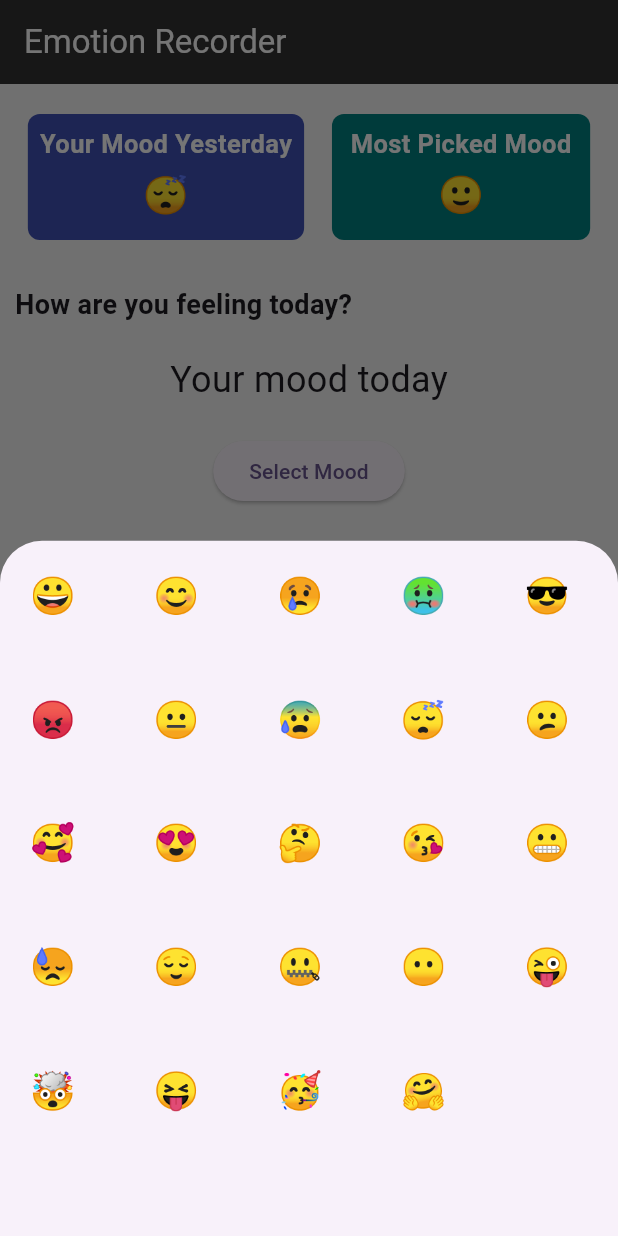
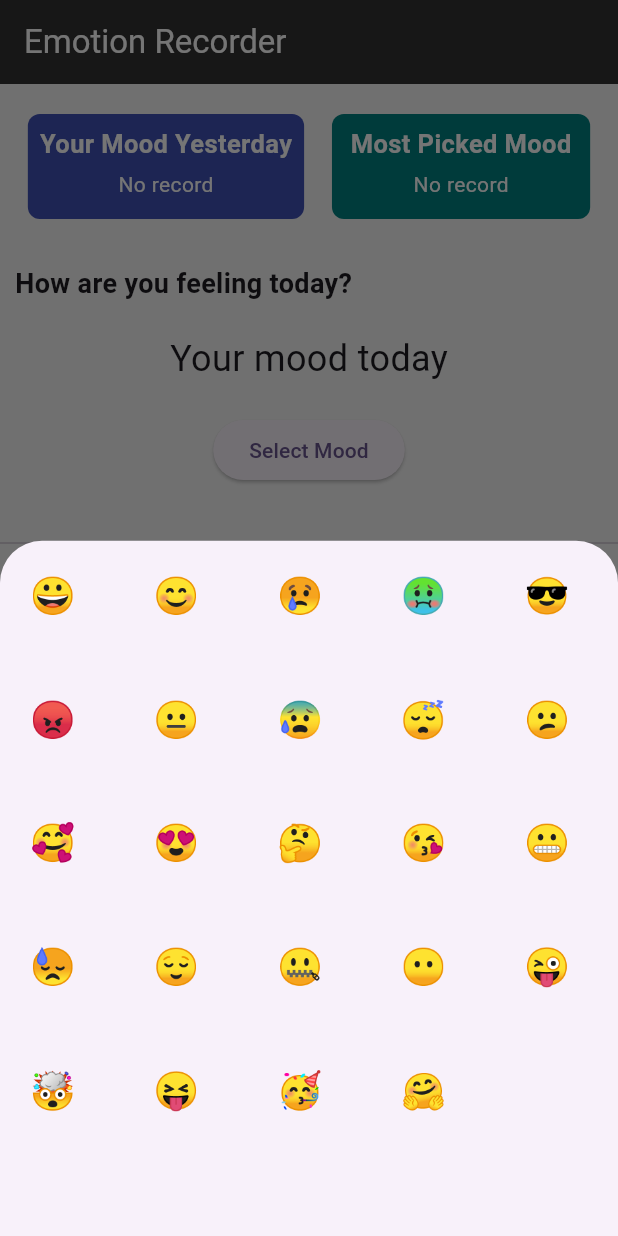
Before and after one commit to Claurentia/health-recorder, a Flutter app: the screen it shows after launch, after a tap on "Select Mood", on a phone screen of 412 x 824 dp. Run offline on Flutter 3.47's test engine with Material 3 defaults, Android fonts, the phone set to English and light mode, and no system bars.

Commit message:
Complete emotion recorder app state management

```diff
--- a/lib/diet_recorder.dart
+++ b/lib/diet_recorder.dart
@@ -192,6 +192,7 @@ class _DietRecorderState extends State<DietRecorder> {
       )
     );
   }
+
   @override
   void dispose() {
     _itemController.dispose();
--- a/lib/emotion_recorder.dart
+++ b/lib/emotion_recorder.dart
@@ -1,4 +1,5 @@
 import 'package:flutter/material.dart';
+import 'package:intl/intl.dart';
 
 class EmotionRecorder extends StatefulWidget {
   const EmotionRecorder({super.key});
@@ -9,6 +10,16 @@ class EmotionRecorder extends StatefulWidget {
 
 class _EmotionRecorderState extends State<EmotionRecorder> {
   String? selectedEmoji;
+  List<EmojiRecord> emojiRecords = [];
+
+  String pickedMoodYesterday = "No record";
+  String mostPickedMood = "No record";
+
+  @override
+  void initState() {
+    super.initState();
+    updateMoodSummary();
+  }
 
   static const List<String> emojis = [
     "😀", "😊", "😢", "🤢", "😎", "😡", "😐", "😰", "😴", "😕",
@@ -16,27 +27,12 @@ class _EmotionRecorderState extends State<EmotionRecorder> {
     "🤯", "😝", "🥳", "🤗"
   ];
 
-  static List<Map<String, dynamic>> mockData = [
-    {
-      "emoji": "😀",
-      "datetime": DateTime.now().subtract(const Duration(hours: 1))
-    },
-    {
-      "emoji": "😴",
-      "datetime": DateTime.now().subtract(const Duration(days: 1))
-    },
-    //... other mock data, to be populated in the next app state management assignment
-  ];
-
   void _onEmojiTap(BuildContext context, String emoji) {
-    // For now, show a simple snackbar and print on console on tap
-    ScaffoldMessenger.of(context).showSnackBar(
-      SnackBar(
-        content: Text('You selected $emoji'),
-        duration: const Duration(seconds: 1),
-      ),
-    );
-    print('You selected $emoji');
+    setState(() {
+      selectedEmoji = emoji;
+      emojiRecords.insert(0, EmojiRecord(emoji, DateTime.now()));
+      updateMoodSummary();
+    });
   }
 
   void _showEmojiPicker() {
@@ -70,6 +66,49 @@ class _EmotionRecorderState extends State<EmotionRecorder> {
     );
   }
 
+  void updateMoodSummary() {
+    // Calculate the picked mood yesterday
+    DateTime now = DateTime.now();
+    DateTime yesterday = DateTime(now.year, now.month, now.day).subtract(Duration(days: 1));
+
+    List<EmojiRecord> yesterdayRecords = emojiRecords.where((record) {
+      return record.dateTime.year == yesterday.year &&
+          record.dateTime.month == yesterday.month &&
+          record.dateTime.day == yesterday.day;
+    }).toList();
+
+    if (yesterdayRecords.isNotEmpty) {
+      Map<String, int> moodFrequency = {};
+
+      for (var record in yesterdayRecords) {
+        moodFrequency[record.emoji] = (moodFrequency[record.emoji] ?? 0) + 1;
+      }
+
+      String mostFrequentMood = moodFrequency.entries
+          .reduce((a, b) => a.value > b.value ? a : b)
+          .key;
+
+      pickedMoodYesterday = mostFrequentMood;
+    } else {
+      pickedMoodYesterday = "No record";
+    }
+
+    // Calculate the most picked mood
+    Map<String, int> moodCount = {};
+
+    for (var record in emojiRecords) {
+      moodCount[record.emoji] = (moodCount[record.emoji] ?? 0) + 1;
+    }
+
+    if (moodCount.isNotEmpty) {
+      mostPickedMood = moodCount.entries
+          .reduce((a, b) => a.value > b.value ? a : b)
+          .key;
+    }
+
+    setState(() {});
+  }
+
   @override
   Widget build(BuildContext context) {
     return Scaffold(
@@ -93,13 +132,17 @@ class _EmotionRecorderState extends State<EmotionRecorder> {
                     color: Colors.indigo,
                     borderRadius: BorderRadius.circular(8),
                   ),
-                  child: const Column(
+                  child: Column(
                     children: [
-                      Text('Your Mood Yesterday',
+                      const Text('Your Mood Yesterday',
                           style: TextStyle(fontSize: 17, color: Colors.white, fontWeight: FontWeight.bold)),
-                      SizedBox(height: 5),
-                      Text('😴', style: TextStyle(fontSize: 24)),
-                      SizedBox(height: 5),
+                      const SizedBox(height: 5),
+                      Text(pickedMoodYesterday,
+                        style: TextStyle(
+                          fontSize: pickedMoodYesterday == "No record" ? 14 : 24,
+                          color: pickedMoodYesterday == "No record" ? Colors.white : Colors.black,),
+                      ),
+                      const SizedBox(height: 5),
                     ],
                   ),
                 ),
@@ -109,13 +152,17 @@ class _EmotionRecorderState extends State<EmotionRecorder> {
                     color: const Color(0xFF008080),
                     borderRadius: BorderRadius.circular(8),
                   ),
-                  child: const Column(
+                  child: Column(
                     children: [
-                      Text(' Most Picked Mood ',
+                      const Text(' Most Picked Mood ',
                           style: TextStyle(fontSize: 17, color: Colors.white, fontWeight: FontWeight.bold)),
-                      SizedBox(height: 5),
-                      Text('🙂', style: TextStyle(fontSize: 24)),
-                      SizedBox(height: 5),
+                      const SizedBox(height: 5),
+                      Text(mostPickedMood,
+                        style: TextStyle(
+                          fontSize: mostPickedMood == "No record" ? 14 : 24,
+                          color: mostPickedMood == "No record" ? Colors.white : Colors.black,),
+                      ),
+                      const SizedBox(height: 5),
                     ],
                   ),
                 ),
@@ -141,7 +188,9 @@ class _EmotionRecorderState extends State<EmotionRecorder> {
               child: const Text('Select Mood'),
             ),
           ),
-          const SizedBox(height: 50),
+          const SizedBox(height: 30),
+          const Divider(),
+          const SizedBox(height: 10),
           const Padding(
             padding: EdgeInsets.all(10.0),
             child: Text('History',
@@ -150,14 +199,14 @@ class _EmotionRecorderState extends State<EmotionRecorder> {
           ),
           Expanded(
             child: ListView.builder(
-              itemCount: mockData.length,
+              itemCount: emojiRecords.length,
               itemBuilder: (context, index) {
-                var item = mockData[index];
+                EmojiRecord record = emojiRecords[index];
                 return ListTile(
-                  leading: Text(item["emoji"],
-                    style: const TextStyle(fontSize: 24),
+                  leading: Text(record.emoji, style: TextStyle(fontSize: 24)),
+                  title: Text(
+                      'Selected on: ${DateFormat('yyyy-MM-dd – kk:mm').format(record.dateTime)}'
                   ),
-                  title: Text("Selected on: ${item["datetime"].toString()}"),
                 );
               },
             ),
@@ -167,3 +216,10 @@ class _EmotionRecorderState extends State<EmotionRecorder> {
     );
   }
 }
+
+class EmojiRecord {
+  String emoji;
+  DateTime dateTime;
+
+  EmojiRecord(this.emoji, this.dateTime);
+}
--- a/pubspec.yaml
+++ b/pubspec.yaml
@@ -30,6 +30,7 @@ environment:
 dependencies:
   flutter:
     sdk: flutter
+  intl: ^0.17.0
 
 
   # The following adds the Cupertino Icons font to your application.
```
Also changed, not shown: pubspec.lock.
